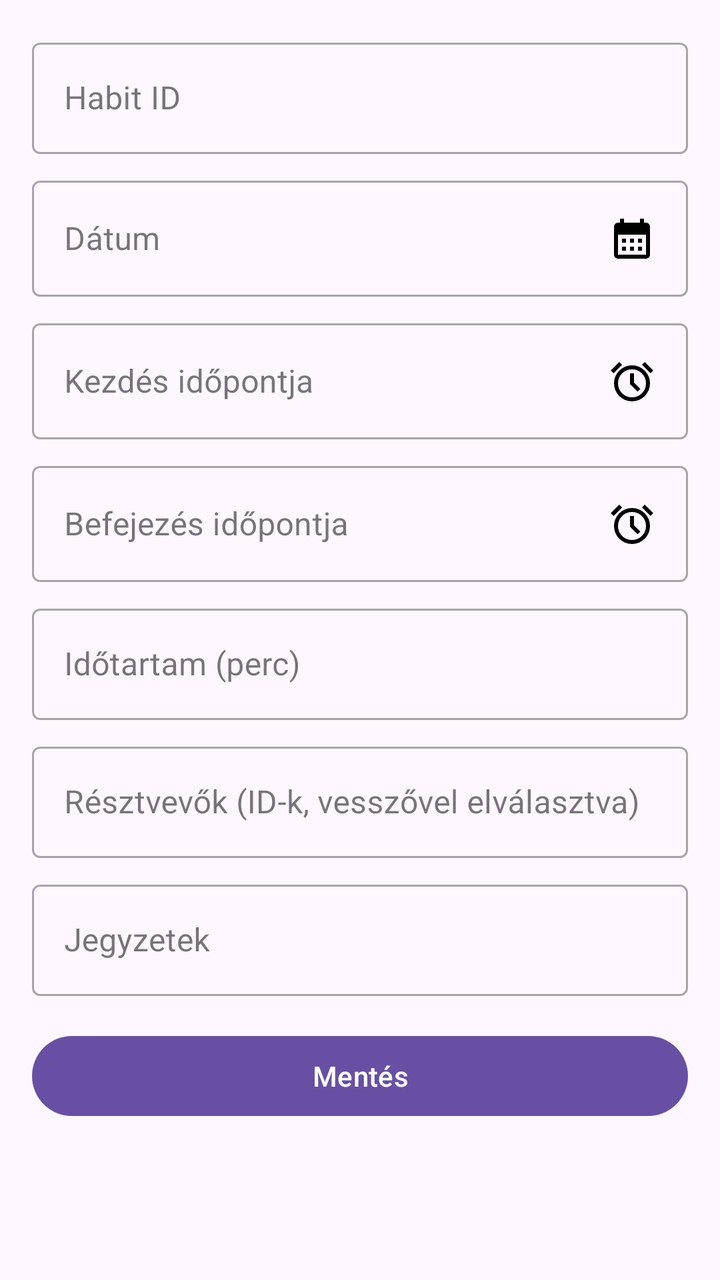
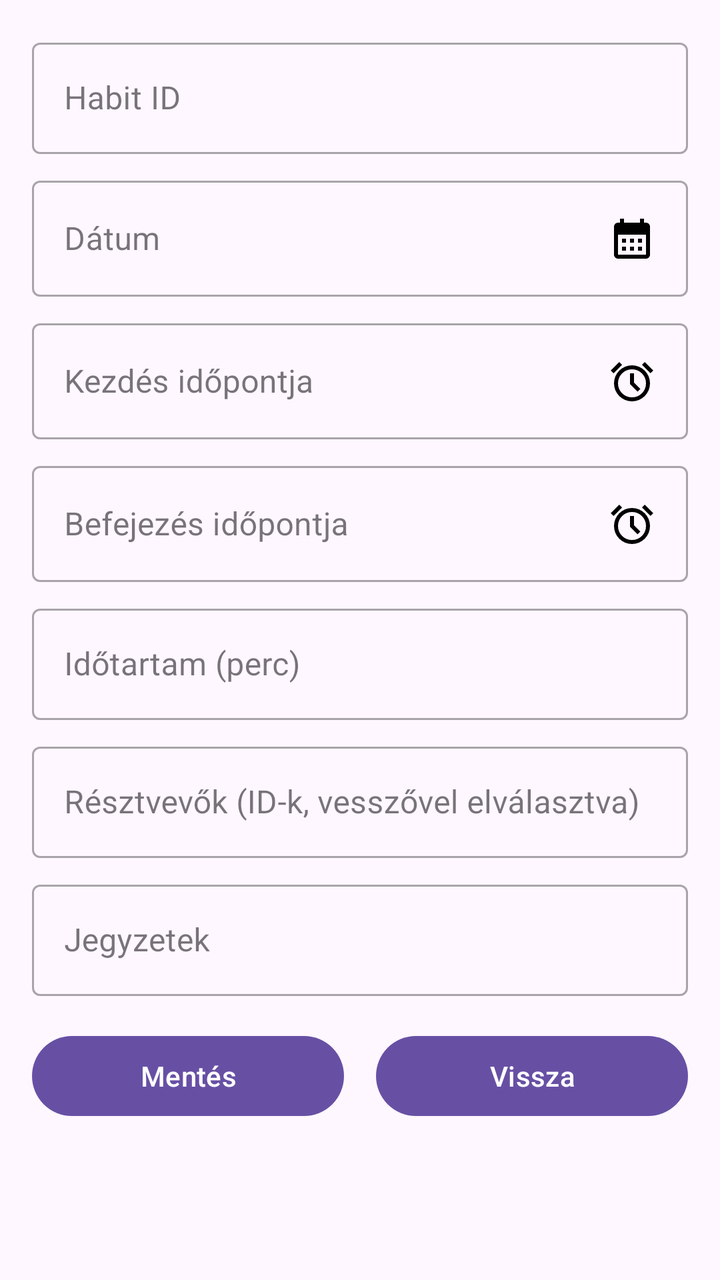

Compare the two renders of this Android layout. The source of the first and the diff that turns it into the second are given below.
<!-- AndroidManifest.xml: application theme Theme.MyApplication -->
<!-- res/layout/fragment_add_schedule.xml -->
<?xml version="1.0" encoding="utf-8"?>
<ScrollView xmlns:android="http://schemas.android.com/apk/res/android"
    xmlns:app="http://schemas.android.com/apk/res-auto"
    xmlns:tools="http://schemas.android.com/tools"
    android:layout_width="match_parent"
    android:layout_height="match_parent"
    tools:context=".ui.home.ScheduleFormFragment">

    <LinearLayout
        android:layout_width="match_parent"
        android:layout_height="wrap_content"
        android:orientation="vertical"
        android:padding="16dp">

        <com.google.android.material.textfield.TextInputLayout
            style="@style/Widget.MaterialComponents.TextInputLayout.OutlinedBox"
            android:layout_width="match_parent"
            android:layout_height="wrap_content"
            android:hint="Habit ID">

            <com.google.android.material.textfield.TextInputEditText
                android:id="@+id/etHabitId"
                android:layout_width="match_parent"
                android:layout_height="wrap_content"
                android:inputType="number" />
        </com.google.android.material.textfield.TextInputLayout>

        <com.google.android.material.textfield.TextInputLayout
            style="@style/Widget.MaterialComponents.TextInputLayout.OutlinedBox"
            android:layout_width="match_parent"
            android:layout_height="wrap_content"
            android:layout_marginTop="8dp"
            android:hint="Dátum">

            <com.google.android.material.textfield.TextInputEditText
                android:id="@+id/date_edit_text"
                android:layout_width="match_parent"
                android:layout_height="wrap_content"
                android:cursorVisible="false"
                android:drawableEnd="@drawable/ic_calendar"
                android:focusable="false" />
        </com.google.android.material.textfield.TextInputLayout>

        <com.google.android.material.textfield.TextInputLayout
            style="@style/Widget.MaterialComponents.TextInputLayout.OutlinedBox"
            android:layout_width="match_parent"
            android:layout_height="wrap_content"
            android:layout_marginTop="8dp"
            android:hint="Kezdés időpontja">

            <com.google.android.material.textfield.TextInputEditText
                android:id="@+id/start_time_edit_text"
                android:layout_width="match_parent"
                android:layout_height="wrap_content"
                android:cursorVisible="false"
                android:drawableEnd="@drawable/ic_clock"
                android:focusable="false" />
        </com.google.android.material.textfield.TextInputLayout>

        <com.google.android.material.textfield.TextInputLayout
            style="@style/Widget.MaterialComponents.TextInputLayout.OutlinedBox"
            android:layout_width="match_parent"
            android:layout_height="wrap_content"
            android:layout_marginTop="8dp"
            android:hint="Befejezés időpontja">

            <com.google.android.material.textfield.TextInputEditText
                android:id="@+id/end_time_edit_text"
                android:layout_width="match_parent"
                android:layout_height="wrap_content"
                android:cursorVisible="false"
                android:drawableEnd="@drawable/ic_clock"
                android:focusable="false" />
        </com.google.android.material.textfield.TextInputLayout>

        <com.google.android.material.textfield.TextInputLayout
            style="@style/Widget.MaterialComponents.TextInputLayout.OutlinedBox"
            android:layout_width="match_parent"
            android:layout_height="wrap_content"
            android:layout_marginTop="8dp"
            android:hint="Időtartam (perc)">

            <com.google.android.material.textfield.TextInputEditText
                android:id="@+id/etDuration"
                android:layout_width="match_parent"
                android:layout_height="wrap_content"
                android:inputType="number" />
        </com.google.android.material.textfield.TextInputLayout>

        <com.google.android.material.textfield.TextInputLayout
            style="@style/Widget.MaterialComponents.TextInputLayout.OutlinedBox"
            android:layout_width="match_parent"
            android:layout_height="wrap_content"
            android:layout_marginTop="8dp"
            android:hint="Résztvevők (ID-k, vesszővel elválasztva)">

            <com.google.android.material.textfield.TextInputEditText
                android:id="@+id/etParticipants"
                android:layout_width="match_parent"
                android:layout_height="wrap_content" />
        </com.google.android.material.textfield.TextInputLayout>

        <com.google.android.material.textfield.TextInputLayout
            style="@style/Widget.MaterialComponents.TextInputLayout.OutlinedBox"
            android:layout_width="match_parent"
            android:layout_height="wrap_content"
            android:layout_marginTop="8dp"
            android:hint="Jegyzetek">

            <com.google.android.material.textfield.TextInputEditText
                android:id="@+id/etNotes"
                android:layout_width="match_parent"
                android:layout_height="wrap_content" />
        </com.google.android.material.textfield.TextInputLayout>

        <Button
            android:id="@+id/btnSaveSchedule"
            android:layout_width="match_parent"
            android:layout_height="wrap_content"
            android:layout_marginTop="16dp"
            android:text="Mentés" />

    </LinearLayout>
</ScrollView>
<!-- resources referenced by this layout -->
<resources>
  <!-- drawable ic_calendar (drawable) -->
  <vector xmlns:android="http://schemas.android.com/apk/res/android" android:height="24dp" android:tint="#000000" android:viewportHeight="24" android:viewportWidth="24" android:width="24dp">
        
      <path android:fillColor="@android:color/white" android:pathData="M19,4h-1V2h-2v2H8V2H6v2H5C3.89,4 3.01,4.9 3.01,6L3,20c0,1.1 0.89,2 2,2h14c1.1,0 2,-0.9 2,-2V6C21,4.9 20.1,4 19,4zM19,20H5V10h14V20zM9,14H7v-2h2V14zM13,14h-2v-2h2V14zM17,14h-2v-2h2V14zM9,18H7v-2h2V18zM13,18h-2v-2h2V18zM17,18h-2v-2h2V18z"/>
      
  </vector>
  <!-- drawable ic_clock (drawable) -->
  <vector xmlns:android="http://schemas.android.com/apk/res/android" android:height="24dp" android:tint="#000000" android:viewportHeight="960" android:viewportWidth="960" android:width="24dp">
        
      <path android:fillColor="@android:color/white" android:pathData="M480,880Q405,880 339.5,851.5Q274,823 225.5,774.5Q177,726 148.5,660.5Q120,595 120,520Q120,445 148.5,379.5Q177,314 225.5,265.5Q274,217 339.5,188.5Q405,160 480,160Q555,160 620.5,188.5Q686,217 734.5,265.5Q783,314 811.5,379.5Q840,445 840,520Q840,595 811.5,660.5Q783,726 734.5,774.5Q686,823 620.5,851.5Q555,880 480,880ZM480,520Q480,520 480,520Q480,520 480,520Q480,520 480,520Q480,520 480,520Q480,520 480,520Q480,520 480,520Q480,520 480,520Q480,520 480,520ZM592,688L648,632L520,504L520,320L440,320L440,536L592,688ZM224,94L280,150L110,320L54,264L224,94ZM736,94L906,264L850,320L680,150L736,94ZM480,800Q597,800 678.5,718.5Q760,637 760,520Q760,403 678.5,321.5Q597,240 480,240Q363,240 281.5,321.5Q200,403 200,520Q200,637 281.5,718.5Q363,800 480,800Z"/>
      
  </vector>
  <style name="Theme.MyApplication" parent="Base.Theme.MyApplication" />
  <style name="Base.Theme.MyApplication" parent="Theme.Material3.DayNight.NoActionBar">
          
          
      </style>
</resources>

<!-- the commit's change to res/layout/fragment_add_schedule.xml (unified diff, before → after) -->
@@ -113,12 +113,28 @@
                 android:layout_height="wrap_content" />
         </com.google.android.material.textfield.TextInputLayout>
 
-        <Button
-            android:id="@+id/btnSaveSchedule"
+        <LinearLayout
             android:layout_width="match_parent"
             android:layout_height="wrap_content"
-            android:layout_marginTop="16dp"
-            android:text="Mentés" />
+            android:orientation="horizontal"
+            android:layout_marginTop="16dp">
+
+            <Button
+                android:id="@+id/btnSaveSchedule"
+                android:text="Mentés"
+                android:layout_width="0dp"
+                android:layout_height="wrap_content"
+                android:layout_weight="1"
+                android:layout_marginEnd="8dp"/>
+
+            <Button
+                android:id="@+id/btnBack"
+                android:text="Vissza"
+                android:layout_width="0dp"
+                android:layout_height="wrap_content"
+                android:layout_weight="1"
+                android:layout_marginStart="8dp"/>
+        </LinearLayout>
 
     </LinearLayout>
 </ScrollView>
